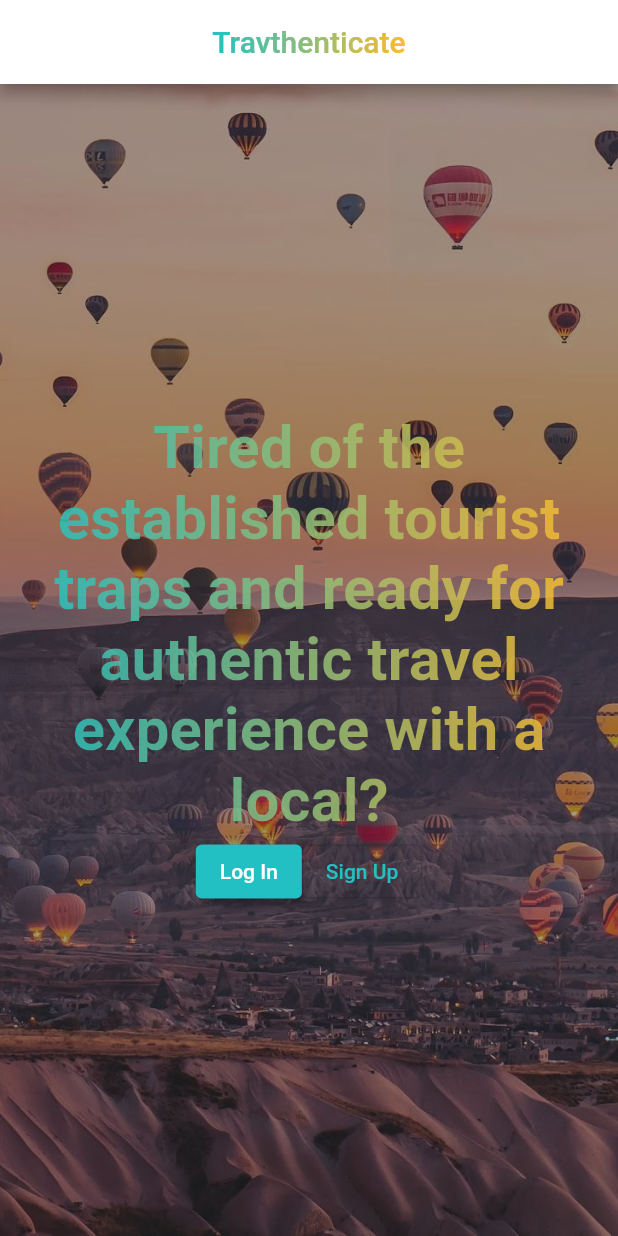
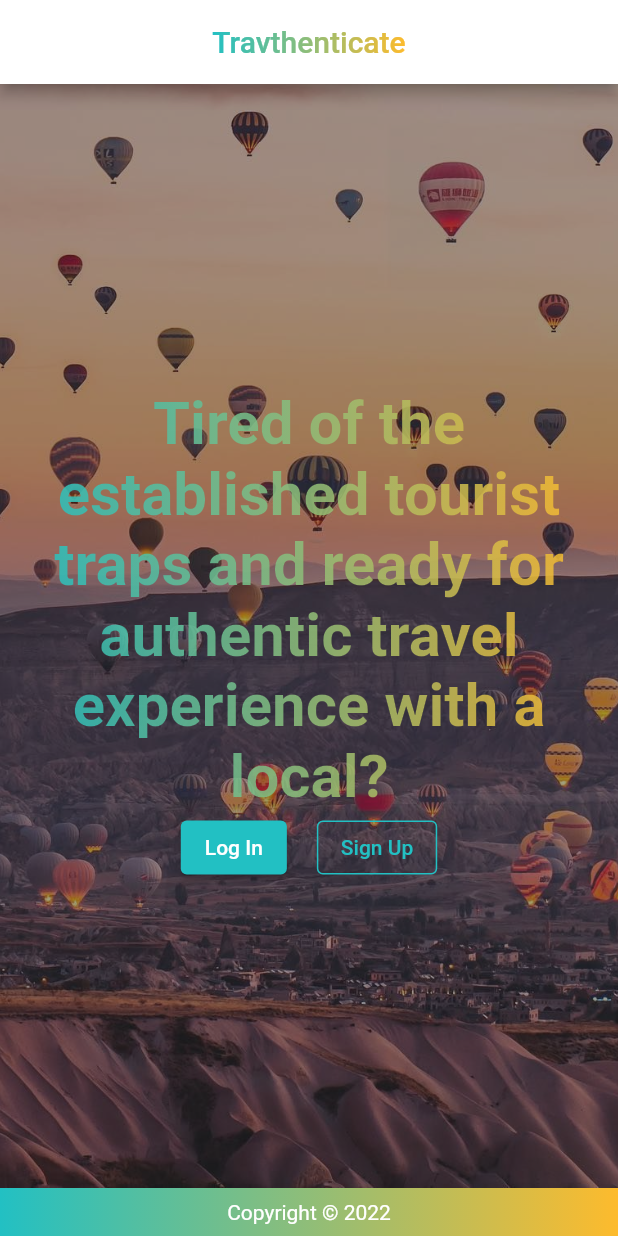
Before and after one commit to thanh-cao/travthenticate-flutterapp, a Flutter app: the screen it shows after launch, after a tap on "Sign Up", on a phone screen of 412 x 824 dp. Run offline on Flutter 3.47's test engine with Material 2 defaults, Android fonts, the phone set to English and light mode, and no system bars.

Commit message:
set color themes and add footer to landing page

```diff
--- a/lib/main.dart
+++ b/lib/main.dart
@@ -1,5 +1,6 @@
 import 'package:flutter/material.dart';
 import 'package:travthenticate_flutter/styles/gradient_text.dart';
+import 'package:travthenticate_flutter/styles/color_themes.dart';
 
 void main() {
   runApp(const MyApp());
@@ -11,36 +12,19 @@ class MyApp extends StatelessWidget {
   // This widget is the root of your application.
   @override
   Widget build(BuildContext context) {
-    const ColorScheme colorScheme = ColorScheme(
-      brightness: Brightness.light,
-      primary: Color.fromARGB(255, 34, 192, 195),
-      onPrimary: Color.fromARGB(255, 255, 255, 255),
-      secondary: Color.fromARGB(255, 253, 187, 45),
-      onSecondary: Color.fromARGB(255, 255, 255, 255),
-      error: Colors.red,
-      onError: Color.fromARGB(255, 255, 255, 255),
-      background: Color.fromARGB(255, 255, 255, 255),
-      onBackground: Color.fromARGB(255, 0, 0, 0),
-      surface: Color.fromARGB(255, 255, 255, 255),
-      onSurface: Color.fromARGB(255, 0, 0, 0),
-    );
-
-    const AppBarTheme appBarTheme = AppBarTheme(
-      backgroundColor: Color.fromARGB(255, 255, 255, 255),
-    );
-
     return MaterialApp(
       title: 'Travthenticate',
       theme: ThemeData(
         colorScheme: colorScheme,
         appBarTheme: appBarTheme,
+        elevatedButtonTheme: elevatedButtonThemeData,
+        outlinedButtonTheme: outlinedButtonThemeData,
       ),
       home: const HomePage(),
     );
   }
 }
 
-// linear-gradient(90deg, #fdbb2d 0%, #22c1c3 100%);
 class HomePage extends StatelessWidget {
   const HomePage({Key? key}) : super(key: key);
 
@@ -101,6 +85,9 @@ class HomePage extends StatelessWidget {
                     onPressed: () {},
                     child: const Text('Log In'),
                   ),
+                  const SizedBox(
+                    width: 20,
+                  ),
                   OutlinedButton(
                     onPressed: () {},
                     child: const Text('Sign Up'),
@@ -111,6 +98,29 @@ class HomePage extends StatelessWidget {
           ),
         ),
       ),
+      bottomNavigationBar: BottomAppBar(
+        child: Container(
+          padding: const EdgeInsets.only(
+            top: 8.0,
+            bottom: 8.0,
+          ),
+          decoration: const BoxDecoration(
+            gradient: LinearGradient(
+              colors: <Color>[
+                Color.fromARGB(255, 34, 192, 195),
+                Color.fromARGB(255, 253, 187, 45),
+              ],
+            ),
+          ),
+          child: Text(
+            'Copyright © ${DateTime.now().year}',
+            textAlign: TextAlign.center,
+            style: const TextStyle(
+              color: Colors.white,
+            ),
+          ),
+        ),
+      ),
     );
   }
 }
--- /dev/null
+++ b/lib/styles/color_themes.dart
@@ -0,0 +1,82 @@
+import 'package:flutter/material.dart';
+
+const ColorScheme colorScheme = ColorScheme(
+  brightness: Brightness.light,
+  primary: Color.fromARGB(255, 34, 192, 195),
+  onPrimary: Color.fromARGB(255, 255, 255, 255),
+  secondary: Color.fromARGB(255, 253, 187, 45),
+  onSecondary: Color.fromARGB(255, 255, 255, 255),
+  error: Colors.red,
+  onError: Color.fromARGB(255, 255, 255, 255),
+  background: Color.fromARGB(255, 255, 255, 255),
+  onBackground: Color.fromARGB(255, 0, 0, 0),
+  surface: Color.fromARGB(255, 255, 255, 255),
+  onSurface: Color.fromARGB(255, 0, 0, 0),
+);
+
+const AppBarTheme appBarTheme = AppBarTheme(
+  backgroundColor: Color.fromARGB(255, 255, 255, 255),
+);
+
+ElevatedButtonThemeData elevatedButtonThemeData = ElevatedButtonThemeData(
+  style: ButtonStyle(
+    overlayColor: getColor(
+      const Color.fromARGB(255, 34, 192, 195),
+      const Color.fromARGB(255, 253, 187, 45),
+    ),
+  ),
+);
+
+OutlinedButtonThemeData outlinedButtonThemeData = OutlinedButtonThemeData(
+  style: ButtonStyle(
+    overlayColor: getColor(
+      const Color.fromARGB(255, 34, 192, 195),
+      const Color.fromARGB(255, 253, 187, 45),
+    ),
+    side: getBorder(
+      const Color.fromARGB(255, 34, 192, 195),
+      const Color.fromARGB(255, 253, 187, 45),
+    ),
+  ),
+);
+
+// function to get MaterialStateProperty color or border based on button's state
+MaterialStateProperty<Color> getColor(
+  Color initialColor,
+  Color pressedColor,
+) {
+  return MaterialStateProperty.resolveWith<Color>(
+    (Set<MaterialState> states) {
+      if (states.contains(MaterialState.hovered) ||
+          states.contains(MaterialState.focused) ||
+          states.contains(MaterialState.pressed)) {
+        return pressedColor;
+      }
+      return initialColor;
+    },
+  );
+}
+
+MaterialStateProperty<BorderSide> getBorder(
+  Color initialColor,
+  Color pressedColor,
+) {
+  return MaterialStateProperty.resolveWith<BorderSide>(
+    (Set<MaterialState> states) {
+      if (states.contains(MaterialState.hovered) ||
+          states.contains(MaterialState.focused) ||
+          states.contains(MaterialState.pressed)) {
+        return BorderSide(
+          color: pressedColor,
+          width: 1.0,
+          style: BorderStyle.solid,
+        );
+      }
+      return BorderSide(
+        color: initialColor,
+        width: 1.0,
+        style: BorderStyle.solid,
+      );
+    },
+  );
+}
```
